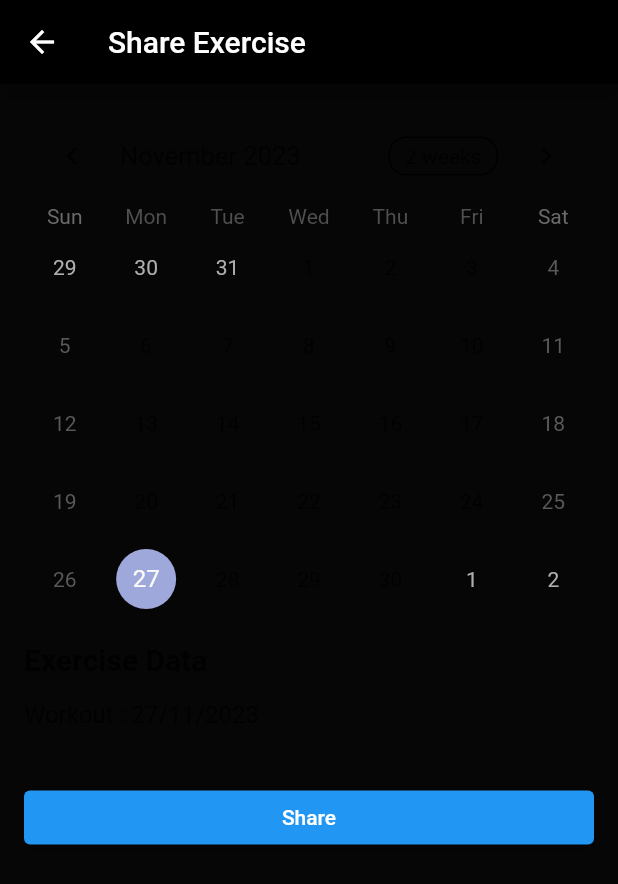
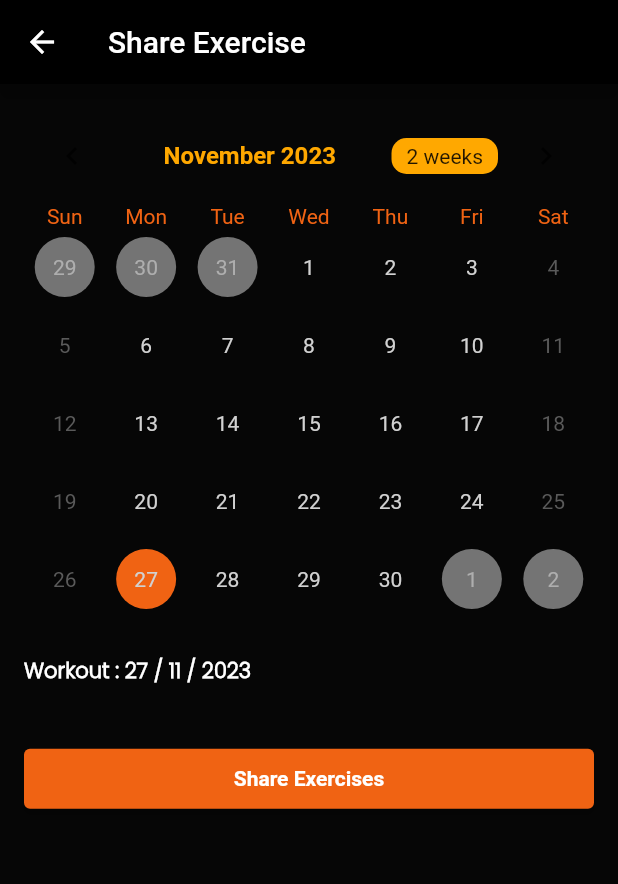
Before and after one commit to IshaqFarid280/mikococo_final, a Flutter app: the screen it shows after launch, item 4 of the bottom bar chosen, on a phone screen of 412 x 824 dp. Shown: the top 884 px of the screen. Run offline on Flutter 3.47's test engine with Material 2 defaults, Android fonts, the light colour scheme and no system bars; drawn by our look-alikes of auto_size_text, table_calendar; our stand-ins replace assets_audio_player, fl_chart, flutter_slidable, flutter_svg, hive, hive_flutter and 2 more; accounts and stored records are empty.

Commit message:
charts_finished

```diff
--- a/lib/calender/calender_screen.dart
+++ b/lib/calender/calender_screen.dart
@@ -1,9 +1,12 @@
 import 'package:flutter/material.dart';
 import 'package:hive/hive.dart';
 import 'package:intl/intl.dart';
+import 'package:mikococo/widgets_common/our_button.dart';
+import 'package:mikococo/widgets_common/text_widgets.dart';
 import 'package:share/share.dart';
 import 'package:table_calendar/table_calendar.dart';
 
+import '../consts/colors.dart';
 import '../module/models.dart';
 
 class ShareScreen extends StatefulWidget {
@@ -39,15 +42,14 @@ class _ShareScreenState extends State<ShareScreen> {
             crossAxisAlignment: CrossAxisAlignment.stretch,
             children: [
               _buildCalendar(),
-              SizedBox(height: 16),
+              SizedBox(height: MediaQuery.sizeOf(context).height * 0.02),
               _buildExerciseData(),
-              SizedBox(height: 16),
-              ElevatedButton(
-                onPressed: () {
-                  _shareExerciseData(_formatExerciseData());
-                },
-                child: Text('Share'),
-              ),
+              SizedBox(height: MediaQuery.sizeOf(context).height * 0.02),
+              ourButton(
+                  onPressed: () {
+                    _shareExerciseData(_formatExerciseData());
+                  },
+                  title: 'Share Exercises'),
             ],
           ),
         ),
@@ -57,10 +59,41 @@ class _ShareScreenState extends State<ShareScreen> {
 
   Widget _buildCalendar() {
     return TableCalendar(
+      weekNumbersVisible: true,
+      daysOfWeekVisible: true,
+      headerVisible: true,
+      headerStyle: HeaderStyle(
+        titleCentered: true,
+        formatButtonDecoration: BoxDecoration(
+            borderRadius: BorderRadius.circular(10), color: goldenColor),
+        formatButtonShowsNext: true,
+        formatButtonVisible: true,
+        titleTextStyle: TextStyle(
+            color: goldenColor, fontSize: 16, fontWeight: FontWeight.bold),
+      ),
+      daysOfWeekStyle: const DaysOfWeekStyle(
+        weekdayStyle: TextStyle(color: buttonColors),
+        weekendStyle: TextStyle(color: buttonColors),
+      ),
+      calendarStyle: const CalendarStyle(
+          selectedTextStyle: TextStyle(color: buttonColors),
+          selectedDecoration:
+              BoxDecoration(shape: BoxShape.circle, color: goldenColor),
+          todayTextStyle: TextStyle(color: whiteColor),
+          todayDecoration:
+              BoxDecoration(shape: BoxShape.circle, color: buttonColors),
+          rangeStartTextStyle: TextStyle(color: whiteColor),
+          withinRangeTextStyle: TextStyle(color: whiteColor),
+          defaultTextStyle: TextStyle(color: whiteColor),
+          rangeHighlightColor: goldenColor,
+          markerDecoration: BoxDecoration(color: goldenColor),
+          outsideDaysVisible: true,
+          outsideDecoration:
+              BoxDecoration(shape: BoxShape.circle, color: iconColor)),
       calendarFormat: _calendarFormat,
       focusedDay: _selectedDate,
       firstDay: DateTime.utc(2022, 1, 1),
-      lastDay: DateTime.utc(2023, 12, 31),
+      lastDay: DateTime.utc(2030, 12, 31),
       onFormatChanged: (format) {
         setState(() {
           _calendarFormat = format;
@@ -79,21 +112,14 @@ class _ShareScreenState extends State<ShareScreen> {
     return Column(
       crossAxisAlignment: CrossAxisAlignment.stretch,
       children: [
-        Text(
-          'Exercise Data',
-          style: TextStyle(fontSize: 20, fontWeight: FontWeight.bold),
-        ),
-        SizedBox(height: 16),
-        Text(
-          exerciseData,
-          style: TextStyle(fontSize: 16),
-        ),
+        SizedBox(height: MediaQuery.sizeOf(context).height * 0.01),
+        normalText(title: exerciseData, textSize: 14.0),
       ],
     );
   }
 
   String _formatExerciseData() {
-    String formattedDate = DateFormat('dd/MM/yyyy').format(_selectedDate);
+    String formattedDate = DateFormat('dd / MM / yyyy').format(_selectedDate);
     String exerciseText = 'Workout : $formattedDate\n';
     List<SetsScreenData> selectedDateSets = getSelectedDateSets(_selectedDate);
 
@@ -102,7 +128,7 @@ class _ShareScreenState extends State<ShareScreen> {
 
       if (exercise != null) {
         String exerciseName = exercise.name ?? 'Unknown Exercise';
-        String setInfo = '$exerciseName: ${set.reps}x${set.kg}kg';
+        String setInfo = '$exerciseName:  ${set.reps} reps x ${set.kg} kg';
         exerciseText += '$setInfo\n';
       }
     }
@@ -121,7 +147,9 @@ class _ShareScreenState extends State<ShareScreen> {
   }
 
   bool _isSameDay(DateTime date1, DateTime date2) {
-    return date1.year == date2.year && date1.month == date2.month && date1.day == date2.day;
+    return date1.year == date2.year &&
+        date1.month == date2.month &&
+        date1.day == date2.day;
   }
 
   void _shareExerciseData(String exerciseData) {
--- a/lib/consts/colors.dart
+++ b/lib/consts/colors.dart
@@ -9,7 +9,6 @@ const Color greenColor = Color.fromRGBO(35, 255, 0, 1.0);
 const Color blueColor = Color.fromRGBO(0, 34, 255, 1.0);
 const Color goldenColor = Color.fromRGBO(255, 168, 0, 1);
 const Color deleteColor = Color.fromRGBO(240, 99, 19, 1);
-
 const Color skinColor = Color(0xfff1c48b);
 const Color iconColor = Color(0xff747474);
 const Color backGroundColor = Color(0xff060606);
@@ -19,3 +18,6 @@ const Color listTileEditColor = Color(0xff747474);
 const Color listTileColor = Color(0xff151515);
 const Color buttonColors = Color(0xffF06313);
 const Color leadingBtnColor = Color(0xff222222);
+const Color statusContainer1 = Color(0xff007F32);
+const Color statusContainer2 = Color(0xff00765E);
+const Color statusContainer3 = Color(0xff318300);
--- a/lib/workout/work_out_froum.dart
+++ b/lib/workout/work_out_froum.dart
@@ -68,14 +68,14 @@ class _AddWorkoutDayFormState extends State<AddWorkoutDayForm> {
                     children: [
                       ourButton(
                           color: redColor,
-                          onpressed: () {
+                          onPressed: () {
                             Navigator.pop(context);
                           },
                           textColor: whiteColor,
                           title: "Yes"),
                       ourButton(
                           color: redColor,
-                          onpressed: () {},
+                          onPressed: () {},
                           textColor: whiteColor,
                           title: "No"),
                     ],
```
Also changed, not shown: lib/charts/charts_screen.dart (+23 -4 lines), lib/homescreen/home_screen.dart (+4 -5 lines), lib/widgets_common/our_button.dart (+26 -1 lines), pubspec.lock.
